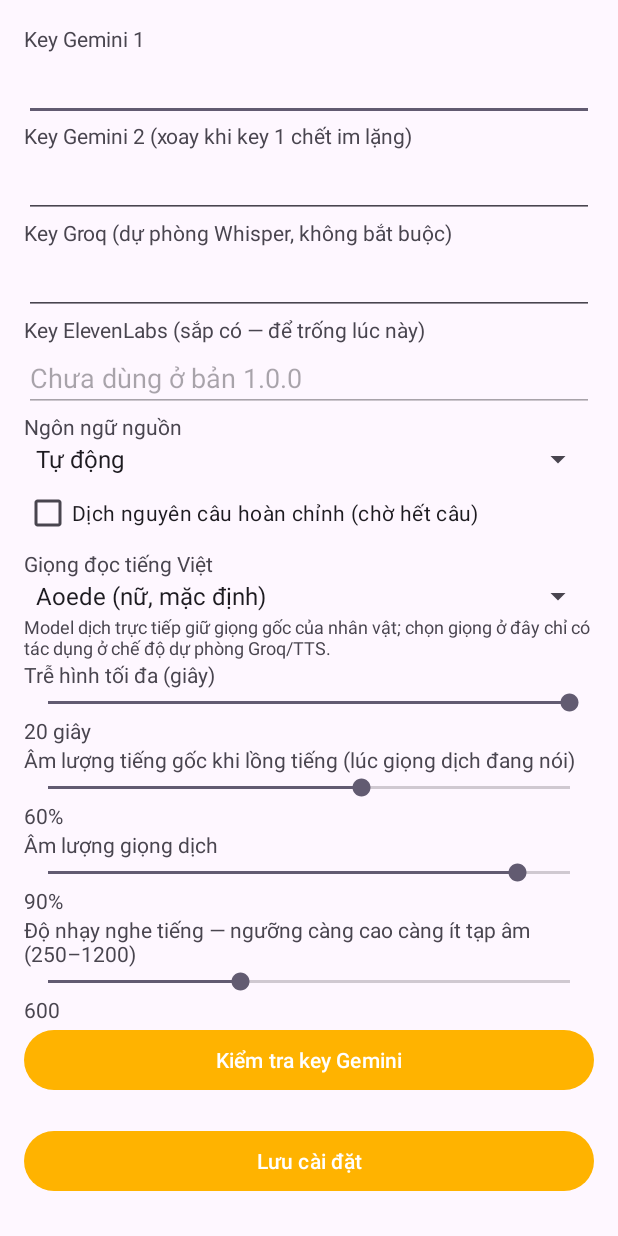
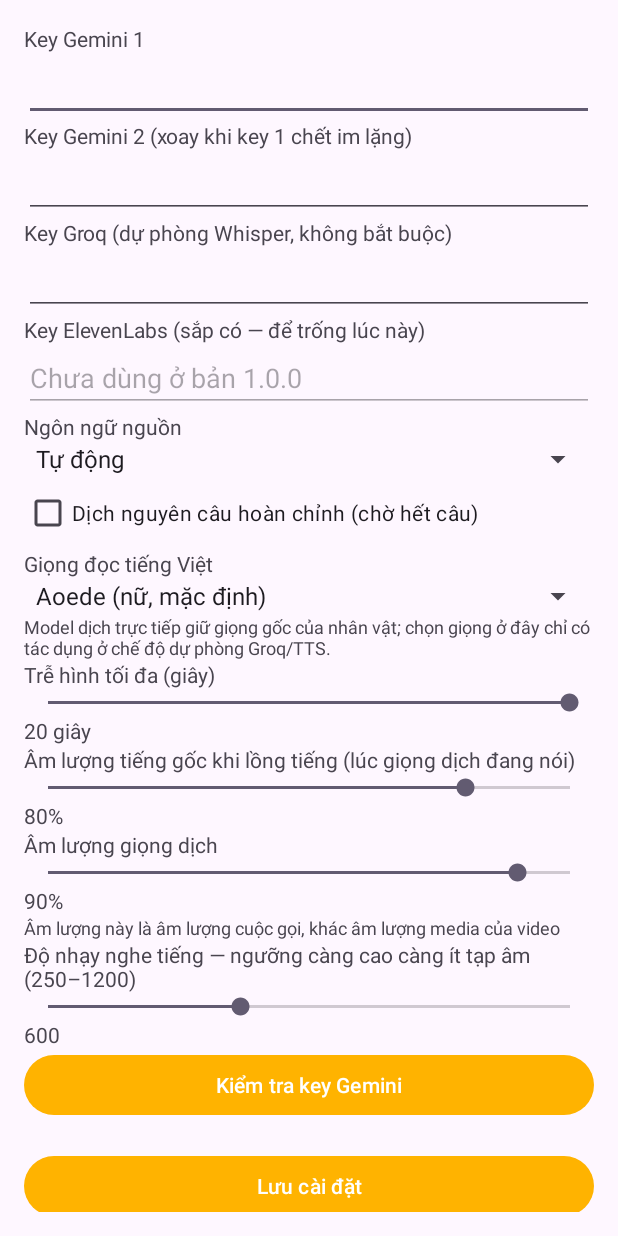
Before and after one commit to kenj71737-afk/b8, an Android app: the SettingsActivity screen opened directly, with no data from a screen before it, on a phone screen of 412 x 824 dp. Run offline under Robolectric (Android 15) with nearby library versions, the phone set to English and light mode, and no system bars.

Commit message:
DubLive v1.0.5

```diff
--- a/app/src/main/java/com/dublive/live/Prefs.kt
+++ b/app/src/main/java/com/dublive/live/Prefs.kt
@@ -75,20 +75,24 @@ object Prefs {
     }
 
     fun originalVolume(context: Context): Float {
-        // v1.0.5: default 60% (was 50%). This is the level the original
-        // audio drops to WHILE the dubbed voice is speaking — and only
-        // while it is speaking (see the duck ticker in DubbingService).
-        // It returns 0..1 (percent / 100), the same scale
-        // DelayJs.DubLiveSetVolume expects; callers must NOT send 60.
+        // v1.0.6: default 80% (was 60% in v1.0.5). This is the level the
+        // original audio drops to WHILE the dubbed voice is speaking —
+        // and only while it is speaking (see the duck ticker in
+        // DubbingService). It returns 0..1 (percent / 100), the same
+        // scale DelayJs.DubLiveSetVolume expects; callers must NOT
+        // send 80.
         return (originalVolumePct(context) / 100f)
     }
 
     fun originalVolumePct(context: Context): Int {
-        val pct = prefs(context).getInt(KEY_ORIGINAL_VOLUME, 60)
+        val pct = prefs(context).getInt(KEY_ORIGINAL_VOLUME, 80)
         return pct.coerceIn(0, 100)
     }
 
-    /** Dub voice volume, 0..1. Default 90%. */
+    /** Dub voice volume as a 0..100% slider value. v1.0.6: this is the
+     * SYSTEM call-stream (STREAM_VOICE_CALL) volume, NOT a track gain —
+     * VoicePlayer.applyCallVolume maps it onto the stream (default 90%).
+     * The AudioTrack/TTS gain itself is always max (1.0f). */
     fun dubVolume(context: Context): Float {
         return (dubVolumePct(context) / 100f)
     }
--- a/app/src/main/res/layout/activity_settings.xml
+++ b/app/src/main/res/layout/activity_settings.xml
@@ -56,9 +56,9 @@
         <TextView android:layout_width="wrap_content" android:layout_height="wrap_content"
             android:text="@string/settings_original_volume" />
         <SeekBar android:id="@+id/originalVolumeSeek" android:layout_width="match_parent"
-            android:layout_height="wrap_content" android:max="100" android:progress="60" />
+            android:layout_height="wrap_content" android:max="100" android:progress="80" />
         <TextView android:id="@+id/originalVolumeLabel" android:layout_width="wrap_content"
-            android:layout_height="wrap_content" android:text="60%" />
+            android:layout_height="wrap_content" android:text="80%" />
 
         <TextView android:layout_width="wrap_content" android:layout_height="wrap_content"
             android:text="@string/settings_dub_volume" />
@@ -66,6 +66,8 @@
             android:layout_height="wrap_content" android:max="100" android:progress="90" />
         <TextView android:id="@+id/dubVolumeLabel" android:layout_width="wrap_content"
             android:layout_height="wrap_content" android:text="90%" />
+        <TextView android:layout_width="wrap_content" android:layout_height="wrap_content"
+            android:text="@string/settings_dub_volume_note" android:textSize="12sp" />
 
         <TextView android:layout_width="wrap_content" android:layout_height="wrap_content"
             android:text="@string/settings_vad_threshold" />
--- a/app/src/main/res/values/strings.xml
+++ b/app/src/main/res/values/strings.xml
@@ -49,6 +49,8 @@
     <string name="subtitle_show">Hiện phụ đề</string>
     <string name="settings_original_volume">Âm lượng tiếng gốc khi lồng tiếng (lúc giọng dịch đang nói)</string>
     <string name="settings_dub_volume">Âm lượng giọng dịch</string>
+    <string name="settings_dub_volume_note">Âm lượng này là âm lượng cuộc gọi, khác âm lượng media của video</string>
+    <string name="call_volume_hint">Giọng dịch dùng âm lượng cuộc gọi: lúc giọng đang nói, bấm nút tăng âm lượng trên điện thoại để tăng riêng giọng dịch</string>
     <string name="settings_vad_threshold">Độ nhạy nghe tiếng — ngưỡng càng cao càng ít tạp âm (250–1200)</string>
     <string name="live_errors_title">Nhật ký lỗi Live (8 lỗi gần nhất)</string>
     <string name="live_errors_empty">Chưa có lỗi Live nào. Nếu app báo lỗi, bấm lại nút này để xem toàn bộ lịch sử lỗi rồi chụp màn hình gửi lại.</string>
```
Also changed, not shown: app/src/main/java/com/dublive/live/DubbingService.kt (+10 -6 lines), app/src/main/java/com/dublive/live/SettingsActivity.kt (+9 -0 lines), app/src/main/java/com/dublive/live/VoicePlayer.kt (+34 -8 lines), app/src/main/res/layout/activity_main.xml (+11 -0 lines).
